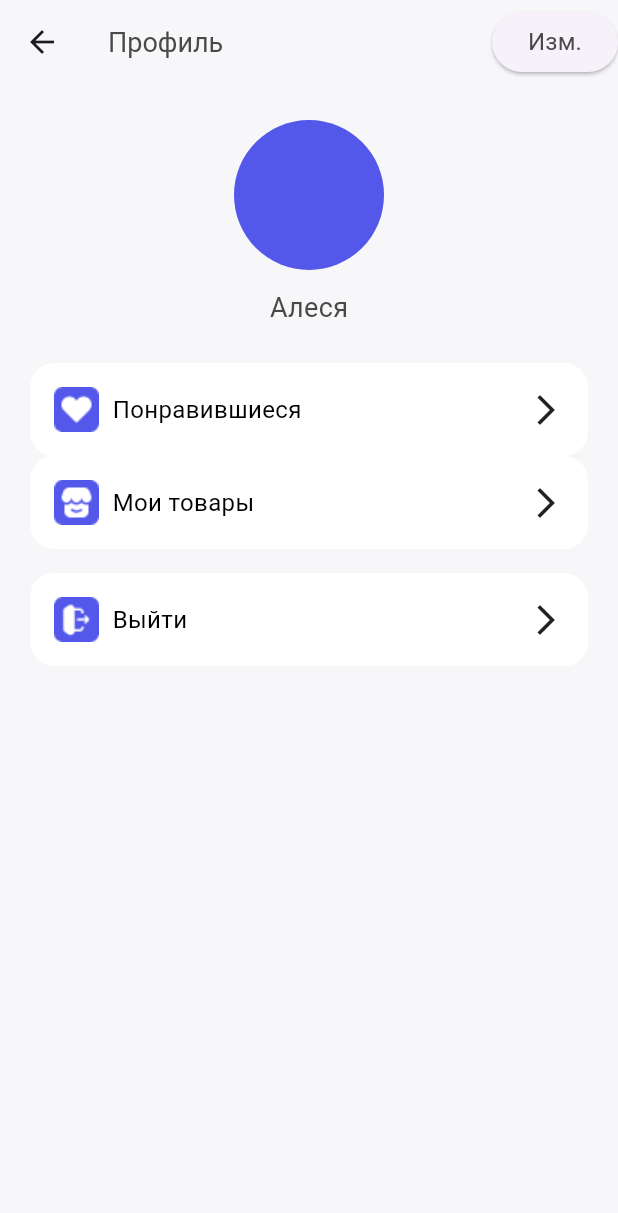
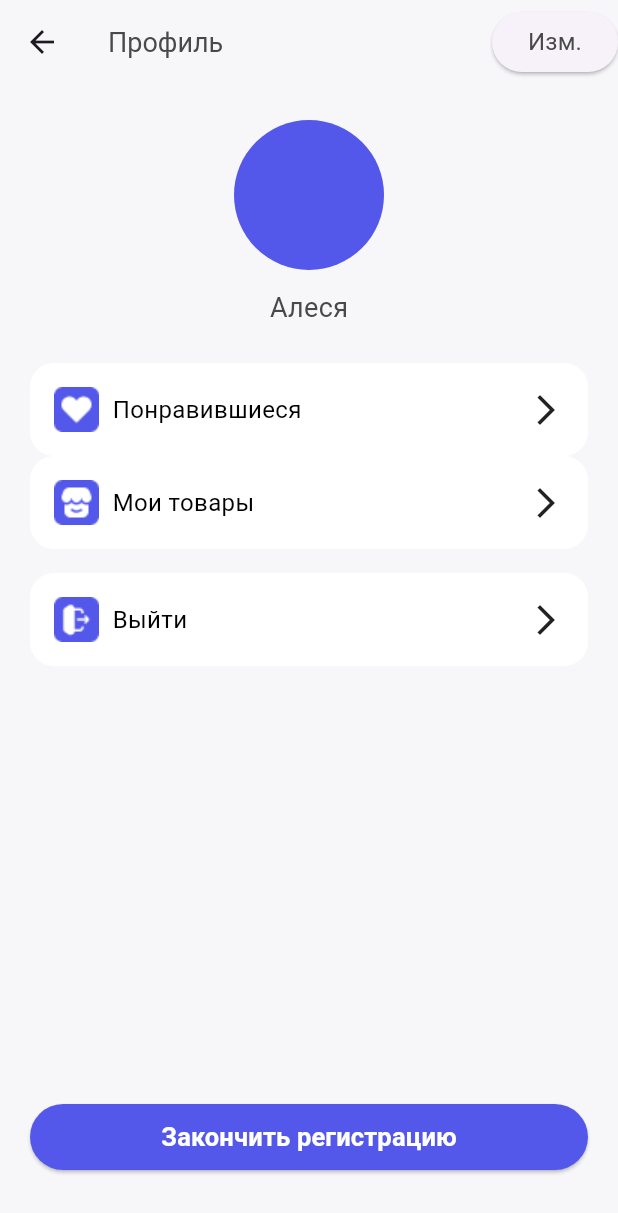
Before and after one commit to VladislavA966/Neobis_Android_Chapter8, a Flutter app: the UserProfileScrreen screen opened directly, after a tap on "Выйти", on a phone screen of 412 x 824 dp. Shown: the top 1213 px of the screen. Run offline on Flutter 3.47's test engine with Material 3 defaults, Android fonts, the phone set to English and light mode, and no system bars; our stand-ins replace bloc, dio, flutter_bloc, get_it.

Commit message:
added user data and phone controler screens

```diff
--- a/lib/core/recources/app_fonts.dart
+++ b/lib/core/recources/app_fonts.dart
@@ -15,4 +15,6 @@ abstract class AppFonts {
       TextStyle(fontSize: 16, fontWeight: FontWeight.w400);
   static const TextStyle s18w400 =
       TextStyle(fontSize: 18, fontWeight: FontWeight.w400);
+  static const TextStyle s28w700 =
+      TextStyle(fontSize: 28, fontWeight: FontWeight.w700);
 }
--- /dev/null
+++ b/lib/features/confirm_phone_number/presentation/screens/verification_screen.dart
@@ -0,0 +1,135 @@
+import 'dart:async';
+import 'package:flutter/material.dart';
+import 'package:neobis_android_chapter8/core/common_widgets/common_elevated_button.dart';
+import 'package:neobis_android_chapter8/core/recources/app_colors.dart';
+import 'package:neobis_android_chapter8/core/recources/app_fonts.dart';
+import 'package:neobis_android_chapter8/core/recources/app_images.dart';
+
+import 'package:neobis_android_chapter8/features/registration/presentation/common_widgets/password_text_field.dart';
+import 'package:neobis_android_chapter8/features/registration/presentation/screens/send_password_screen.dart';
+
+class VerificationScreen extends StatefulWidget {
+  const VerificationScreen({Key? key}) : super(key: key);
+
+  @override
+  _VerificationScreenState createState() => _VerificationScreenState();
+}
+
+class _VerificationScreenState extends State<VerificationScreen> {
+  final codeController = TextEditingController();
+  Timer? _timer;
+  int _start = 59;
+  bool _showResendButton = false;
+
+  void startTimer() {
+    _timer = Timer.periodic(
+      const Duration(seconds: 1),
+      (Timer timer) {
+        if (_start == 0) {
+          setState(() {
+            timer.cancel();
+            _showResendButton = true;
+          });
+        } else {
+          setState(() {
+            _start--;
+          });
+        }
+      },
+    );
+  }
+
+  @override
+  void initState() {
+    super.initState();
+    startTimer();
+  }
+
+  @override
+  void dispose() {
+    _timer?.cancel();
+    super.dispose();
+  }
+
+  String get timerString {
+    final minutesStr = (_start ~/ 60).toString().padLeft(2, '0');
+    final secondsStr = (_start % 60).toString().padLeft(2, '0');
+    return "$minutesStr:$secondsStr";
+  }
+
+  @override
+  Widget build(BuildContext context) {
+    return Scaffold(
+      body: SafeArea(
+        child: Padding(
+          padding: const EdgeInsets.symmetric(horizontal: 16),
+          child: Center(
+            child: Column(
+              children: <Widget>[
+                const SizedBox(
+                  height: 32,
+                ),
+                const ImageContainer(
+                  image: AppImages.lock,
+                ),
+                const SizedBox(height: 32),
+                Text(
+                  "Введите код из СМС",
+                  style: AppFonts.s20w400.copyWith(color: AppColors.grey49),
+                ),
+                PasswordTextField(
+                  obscureText: false,
+                  controller: codeController,
+                  focusNode: FocusNode(),
+                  autofocus: false,
+                  hintText: '0 0 0 0',
+                ),
+                Row(
+                  mainAxisAlignment: MainAxisAlignment.center,
+                  children: <Widget>[
+                    if (!_showResendButton)
+                      const SizedBox(
+                        height: 16,
+                        width: 16,
+                        child: CircularProgressIndicator(
+                          strokeWidth: 3,
+                          valueColor: AlwaysStoppedAnimation<Color>(
+                            AppColors.grey,
+                          ),
+                        ),
+                      ),
+                    SizedBox(width: _showResendButton ? 0 : 16),
+                    Text(
+                      _showResendButton ? '' : timerString,
+                      style: AppFonts.s16w400.copyWith(color: AppColors.grey),
+                    ),
+                  ],
+                ),
+                if (_showResendButton)
+                  TextButton(
+                    onPressed: () {
+                      setState(() {
+                        _start = 59;
+                        _showResendButton = false;
+                      });
+                      startTimer();
+                    },
+                    child: Text(
+                      "Отправить код еще раз",
+                      style: AppFonts.s16w400.copyWith(color: AppColors.violet),
+                    ),
+                  ),
+                CommonElevatedButton(
+                  title: 'Отправить код',
+                  onPressed: codeController.text.isEmpty ? null : () {
+
+                  },
+                ),
+              ],
+            ),
+          ),
+        ),
+      ),
+    );
+  }
+}
--- a/lib/features/favourite_items/data/data_source/remote_data_source.dart
+++ b/lib/features/favourite_items/data/data_source/remote_data_source.dart
@@ -15,7 +15,7 @@ class ItemsDataSoruceImpl implements ItemsDataSource {
     if (responce.statusCode == 200) {
       return ItemsModelList.fromJson(responce.data);
     } else {
-      throw UnimplementedError();
+      throw Error();
     }
   }
 }
--- a/lib/features/favourite_items/domain/repo/items_repo.dart
+++ b/lib/features/favourite_items/domain/repo/items_repo.dart
@@ -1,5 +1,5 @@
 import 'package:neobis_android_chapter8/features/favourite_items/domain/entities/items_entity.dart';
 
-abstract class ItemsRepo {
+abstract class ItemsRepo  {
   Future<ItemList> getAllProducts();
 }
--- a/lib/features/favourite_items/domain/usecase/items_use_case.dart
+++ b/lib/features/favourite_items/domain/usecase/items_use_case.dart
@@ -5,7 +5,7 @@ class ItemsUseCase {
   final ItemsRepo repository;
 
   ItemsUseCase({required this.repository});
-  Future<ItemList> call() {
+  Future<ItemList> call()  {
     return repository.getAllProducts();
   }
 }
--- a/lib/features/registration/data/data_source.dart/remote_data_source.dart
+++ b/lib/features/registration/data/data_source.dart/remote_data_source.dart
@@ -9,7 +9,7 @@ class RemoteDataSourceRegistrationImpl implements RemoteDataSourceRegistration {
 
   RemoteDataSourceRegistrationImpl({required this.dio});
   @override
-  Future<void> registration(String login, String email, String password) async {
+  Future<void> registration(String email, String login, String password) async {
     await dio.post('/api/auth/sign-up',
         data: {"email": email, "password": password, "username": login});
   }
--- a/lib/features/registration/presentation/common_widgets/password_text_field.dart
+++ b/lib/features/registration/presentation/common_widgets/password_text_field.dart
@@ -1,6 +1,9 @@
 import 'package:flutter/material.dart';
+import 'package:neobis_android_chapter8/core/recources/app_colors.dart';
+import 'package:neobis_android_chapter8/core/recources/app_fonts.dart';
 
 class PasswordTextField extends StatelessWidget {
+  final String? hintText;
   final bool obscureText;
   final FocusNode focusNode;
   final bool autofocus;
@@ -12,18 +15,28 @@ class PasswordTextField extends StatelessWidget {
     required this.controller,
     required this.focusNode,
     required this.autofocus,
+    this.hintText,
   });
 
   @override
   Widget build(BuildContext context) {
     return TextField(
+      style: AppFonts.s28w700.copyWith(color: AppColors.grey49),
       controller: controller,
       focusNode: focusNode,
       autofocus: autofocus,
       obscureText: obscureText,
       obscuringCharacter: '●',
       textAlign: TextAlign.center,
-      decoration: InputDecoration(border: InputBorder.none),
+      decoration: InputDecoration(
+        border: InputBorder.none,
+        hintText: hintText,
+        hintStyle: const TextStyle(
+          fontSize: 28,
+          fontWeight: FontWeight.w700,
+          color: AppColors.grey,
+        ),
+      ),
     );
   }
 }
--- a/lib/features/user_profile_screen.dart/presentation/user_profile_screen.dart
+++ b/lib/features/user_profile_screen.dart/presentation/user_profile_screen.dart
@@ -1,7 +1,9 @@
 import 'package:flutter/material.dart';
+import 'package:neobis_android_chapter8/core/common_widgets/common_elevated_button.dart';
 import 'package:neobis_android_chapter8/core/recources/app_colors.dart';
 import 'package:neobis_android_chapter8/core/recources/app_fonts.dart';
 import 'package:neobis_android_chapter8/core/recources/app_images.dart';
+import 'package:neobis_android_chapter8/features/add_user_data_screen/presentation/add_user_data_scree.dart';
 import 'package:neobis_android_chapter8/features/favourite_items/presentation/favourite_items_list.dart';
 
 class UserProfileScrreen extends StatefulWidget {
@@ -22,12 +24,9 @@ class _UserProfileScrreenState extends State<UserProfileScrreen> {
           style: AppFonts.s18w400.copyWith(color: AppColors.grey49),
         ),
         actions: [
-          ElevatedButton(
+          AppBarElevatedButton(
+            title: 'Изм.',
             onPressed: () {},
-            child: Text(
-              'Изм.',
-              style: AppFonts.s16w400.copyWith(color: AppColors.grey49),
-            ),
           ),
         ],
       ),
@@ -72,9 +71,45 @@ class _UserProfileScrreenState extends State<UserProfileScrreen> {
               ),
               UserProfileContainer(
                   onTap: () {}, image: AppImages.exit, title: 'Выйти'),
+              const Spacer(),
+              CommonElevatedButton(
+                title: 'Закончить регистрацию',
+                onPressed: () {
+                  Navigator.push(
+                    context,
+                    MaterialPageRoute(
+                      builder: (context) => const AddUserDataScreen(),
+                    ),
+                  );
+                },
+              ),
+              const SizedBox(
+                height: 24,
+              ),
             ],
           ),
         ),
+      ),
+    );
+  }
+}
+
+class AppBarElevatedButton extends StatelessWidget {
+  final String title;
+  final Function()? onPressed;
+  const AppBarElevatedButton({
+    super.key,
+    required this.title,
+    this.onPressed,
+  });
+
+  @override
+  Widget build(BuildContext context) {
+    return ElevatedButton(
+      onPressed: onPressed,
+      child: Text(
+        title,
+        style: AppFonts.s16w400.copyWith(color: AppColors.grey49),
       ),
     );
   }
```
Also changed, not shown: lib/core/app/app.dart (+25 -16 lines), lib/features/add_user_data_screen/presentation/add_user_data_scree.dart (added, +221 -0 lines), lib/features/confirm_phone_number/presentation/screens/confirm_phone_number.dart (added, +73 -0 lines), lib/features/registration/presentation/screens/send_password_screen.dart (+29 -18 lines).
